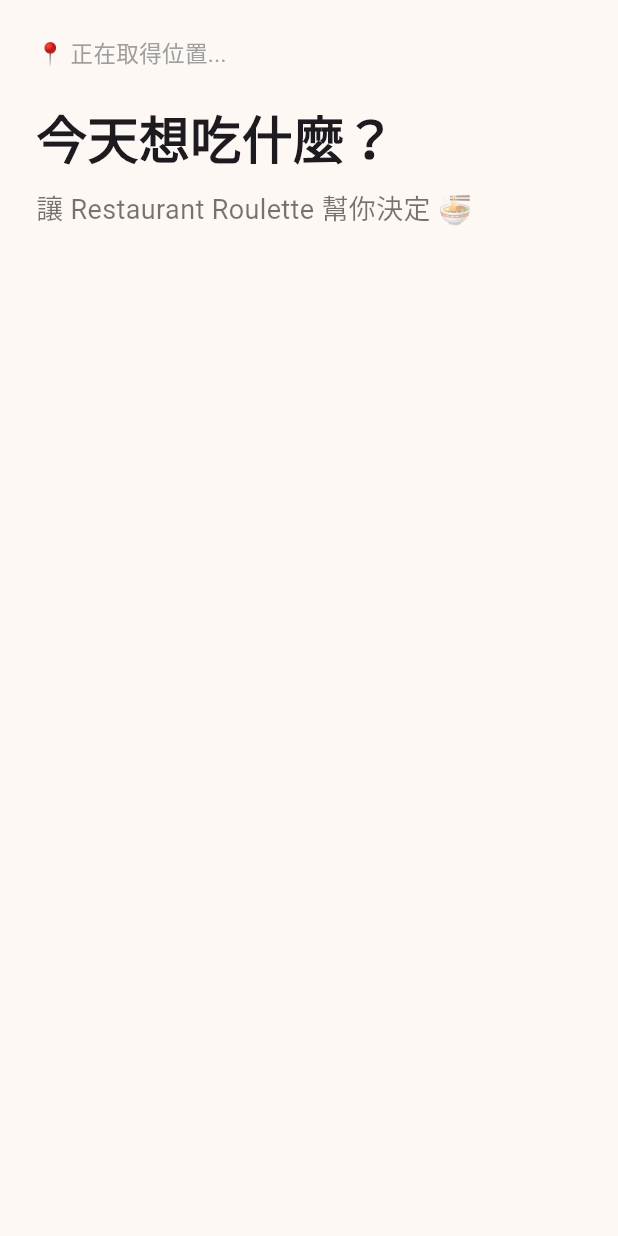
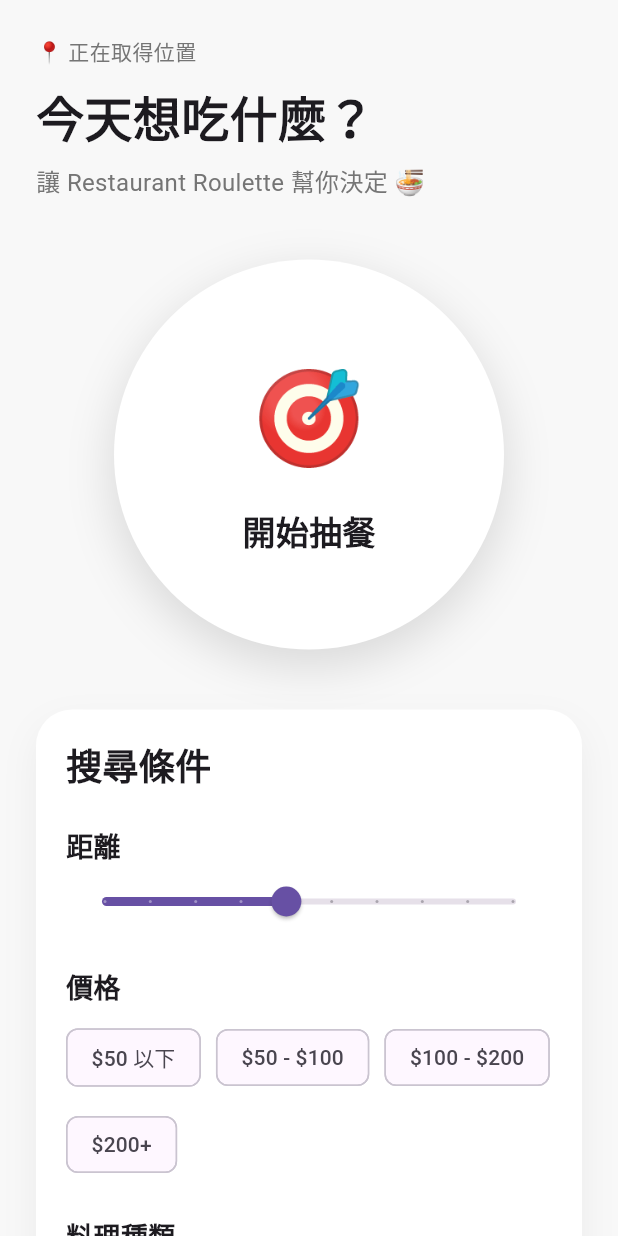
Before and after one commit to isaactth0584/restaurant_roulette, a Flutter app: the screen it shows after launch, on a phone screen of 412 x 824 dp. Run offline on Flutter 3.47's test engine with Material 3 defaults, Android fonts, the phone set to English and light mode, and no system bars; our stand-ins replace flutter_riverpod.

Commit message:
feat: implement random restaurant selection

```diff
--- /dev/null
+++ b/lib/features/home/controllers/home_controller.dart
@@ -0,0 +1,12 @@
+import 'dart:math';
+
+import '../../restaurant/data/restaurant_data.dart';
+import '../../restaurant/models/restaurant.dart';
+
+class HomeController {
+  final Random _random = Random();
+
+  Restaurant randomRestaurant() {
+    return restaurantList[_random.nextInt(restaurantList.length)];
+  }
+}
--- a/lib/features/home/pages/home_page.dart
+++ b/lib/features/home/pages/home_page.dart
@@ -1,44 +1,127 @@
 import 'package:flutter/material.dart';
 
-class HomePage extends StatelessWidget {
+import '../../restaurant/models/restaurant.dart';
+import '../controllers/home_controller.dart';
+import '../widgets/filter_section.dart';
+import '../widgets/header_section.dart';
+import '../widgets/start_button.dart';
+import '../widgets/wheel_section.dart';
+
+class HomePage extends StatefulWidget {
   const HomePage({super.key});
+
+  @override
+  State<HomePage> createState() => _HomePageState();
+}
+
+class _HomePageState extends State<HomePage> {
+  final HomeController _controller = HomeController();
+
+  Restaurant? _selectedRestaurant;
+
+  void _drawRestaurant() {
+    final restaurant = _controller.randomRestaurant();
+
+    setState(() {
+      _selectedRestaurant = restaurant;
+    });
+
+    showDialog(
+      context: context,
+      builder: (context) {
+        return AlertDialog(
+          title: const Text("🎉 抽餐結果"),
+          content: Column(
+            mainAxisSize: MainAxisSize.min,
+            crossAxisAlignment: CrossAxisAlignment.start,
+            children: [
+              Text(
+                restaurant.name,
+                style: const TextStyle(
+                  fontSize: 24,
+                  fontWeight: FontWeight.bold,
+                ),
+              ),
+              const SizedBox(height: 12),
+              Text("🍽️ 類型：${restaurant.category}"),
+              Text("⭐ 評分：${restaurant.rating}"),
+              Text("📍 地址：${restaurant.address}"),
+              Text("🚶 距離：${restaurant.distance} km"),
+              Text(
+                restaurant.isOpen ? "🟢 營業中" : "🔴 已打烊",
+              ),
+            ],
+          ),
+          actions: [
+            TextButton(
+              onPressed: () => Navigator.pop(context),
+              child: const Text("確定"),
+            ),
+          ],
+        );
+      },
+    );
+  }
 
   @override
   Widget build(BuildContext context) {
     return Scaffold(
-      backgroundColor: const Color(0xFFFDF8F3),
+      backgroundColor: const Color(0xFFF8F8F8),
       body: SafeArea(
-        child: Padding(
+        child: SingleChildScrollView(
           padding: const EdgeInsets.all(24),
           child: Column(
             crossAxisAlignment: CrossAxisAlignment.start,
             children: [
+              const HeaderSection(),
+              const SizedBox(height: 40),
+
+              const WheelSection(),
+              const SizedBox(height: 40),
+
+              FilterSection(),
+              const SizedBox(height: 40),
+
+              if (_selectedRestaurant != null)
+                Card(
+                  elevation: 0,
+                  color: Colors.white,
+                  shape: RoundedRectangleBorder(
+                    borderRadius: BorderRadius.circular(20),
+                  ),
+                  child: Padding(
+                    padding: const EdgeInsets.all(20),
+                    child: Column(
+                      crossAxisAlignment: CrossAxisAlignment.start,
+                      children: [
                         const Text(
-                "📍 正在取得位置...",
+                          "🎯 本次抽中",
                           style: TextStyle(
-                  fontSize: 15,
                             color: Colors.grey,
                           ),
                         ),
-
-              const SizedBox(height: 20),
-
-              const Text(
-                "今天想吃什麼？",
-                style: TextStyle(
-                  fontSize: 34,
+                        const SizedBox(height: 8),
+                        Text(
+                          _selectedRestaurant!.name,
+                          style: const TextStyle(
+                            fontSize: 26,
                             fontWeight: FontWeight.bold,
                           ),
                         ),
+                        const SizedBox(height: 10),
+                        Text("🍽️ ${_selectedRestaurant!.category}"),
+                        Text("⭐ ${_selectedRestaurant!.rating}"),
+                        Text("📍 ${_selectedRestaurant!.address}"),
+                      ],
+                    ),
+                  ),
+                ),
 
-              const SizedBox(height: 10),
+              if (_selectedRestaurant != null)
+                const SizedBox(height: 24),
 
-              const Text(
-                "讓 Restaurant Roulette 幫你決定 🍜",
-                style: TextStyle(
-                  fontSize: 18,
-                  color: Colors.black54,
-                ),
+              StartButton(
+                onPressed: _drawRestaurant,
               ),
             ],
           ),
--- /dev/null
+++ b/lib/features/home/widgets/bottom_nav_section.dart
@@ -0,0 +1,62 @@
+import 'package:flutter/material.dart';
+
+class BottomNavSection extends StatelessWidget {
+  const BottomNavSection({super.key});
+
+  @override
+  Widget build(BuildContext context) {
+    return Container(
+      height: 85,
+      decoration: const BoxDecoration(
+        color: Colors.white,
+        border: Border(
+          top: BorderSide(
+            color: Color(0xFFE5E5E5),
+          ),
+        ),
+      ),
+      child: Row(
+        mainAxisAlignment: MainAxisAlignment.spaceAround,
+        children: const [
+          _Item(Icons.home_rounded, "首頁", true),
+          _Item(Icons.favorite_outline, "收藏", false),
+          _Item(Icons.history, "紀錄", false),
+          _Item(Icons.settings_outlined, "設定", false),
+        ],
+      ),
+    );
+  }
+}
+
+class _Item extends StatelessWidget {
+  final IconData icon;
+  final String title;
+  final bool active;
+
+  const _Item(
+    this.icon,
+    this.title,
+    this.active,
+  );
+
+  @override
+  Widget build(BuildContext context) {
+    return Column(
+      mainAxisAlignment: MainAxisAlignment.center,
+      children: [
+        Icon(
+          icon,
+          color: active ? Colors.orange : Colors.grey,
+        ),
+        const SizedBox(height: 6),
+        Text(
+          title,
+          style: TextStyle(
+            color: active ? Colors.orange : Colors.grey,
+            fontSize: 12,
+          ),
+        )
+      ],
+    );
+  }
+}
--- /dev/null
+++ b/lib/features/home/widgets/filter_section.dart
@@ -0,0 +1,117 @@
+import 'package:flutter/material.dart';
+
+class FilterSection extends StatelessWidget {
+  const FilterSection({super.key});
+
+  @override
+  Widget build(BuildContext context) {
+    return Container(
+      padding: const EdgeInsets.all(20),
+      decoration: BoxDecoration(
+        color: Colors.white,
+        borderRadius: BorderRadius.circular(24),
+        boxShadow: [
+          BoxShadow(
+            color: Colors.black.withOpacity(0.05),
+            blurRadius: 20,
+            offset: const Offset(0, 10),
+          ),
+        ],
+      ),
+      child: Column(
+        crossAxisAlignment: CrossAxisAlignment.start,
+        children: [
+          const Text(
+            "搜尋條件",
+            style: TextStyle(
+              fontSize: 24,
+              fontWeight: FontWeight.bold,
+            ),
+          ),
+
+          const SizedBox(height: 24),
+
+          const Text(
+            "距離",
+            style: TextStyle(
+              fontSize: 18,
+              fontWeight: FontWeight.w600,
+            ),
+          ),
+
+          Slider(
+            value: 5,
+            min: 1,
+            max: 10,
+            divisions: 9,
+            label: "5 km",
+            onChanged: (_) {},
+          ),
+
+          const SizedBox(height: 20),
+
+          const Text(
+            "價格",
+            style: TextStyle(
+              fontSize: 18,
+              fontWeight: FontWeight.w600,
+            ),
+          ),
+
+          const SizedBox(height: 10),
+
+          Wrap(
+            spacing: 10,
+            runSpacing: 10,
+            children: const [
+              Chip(label: Text("\$50 以下")),
+              Chip(label: Text("\$50 - \$100")),
+              Chip(label: Text("\$100 - \$200")),
+              Chip(label: Text("\$200+")),
+            ],
+          ),
+
+          const SizedBox(height: 24),
+
+          const Text(
+            "料理種類",
+            style: TextStyle(
+              fontSize: 18,
+              fontWeight: FontWeight.w600,
+            ),
+          ),
+
+          const SizedBox(height: 12),
+
+          DropdownButtonFormField<String>(
+            decoration: InputDecoration(
+              border: OutlineInputBorder(
+                borderRadius: BorderRadius.circular(16),
+              ),
+            ),
+            value: "日式",
+            items: const [
+              DropdownMenuItem(
+                value: "日式",
+                child: Text("日式"),
+              ),
+              DropdownMenuItem(
+                value: "港式",
+                child: Text("港式"),
+              ),
+              DropdownMenuItem(
+                value: "韓式",
+                child: Text("韓式"),
+              ),
+              DropdownMenuItem(
+                value: "西餐",
+                child: Text("西餐"),
+              ),
+            ],
+            onChanged: (_) {},
+          ),
+        ],
+      ),
+    );
+  }
+}
--- /dev/null
+++ b/lib/features/home/widgets/header_section.dart
@@ -0,0 +1,41 @@
+import 'package:flutter/material.dart';
+
+class HeaderSection extends StatelessWidget {
+  const HeaderSection({super.key});
+
+  @override
+  Widget build(BuildContext context) {
+    return Column(
+      crossAxisAlignment: CrossAxisAlignment.start,
+      children: [
+        Text(
+          "📍 正在取得位置",
+          style: TextStyle(
+            color: Colors.grey.shade600,
+            fontSize: 14,
+          ),
+        ),
+
+        const SizedBox(height: 10),
+
+        const Text(
+          "今天想吃什麼？",
+          style: TextStyle(
+            fontSize: 32,
+            fontWeight: FontWeight.bold,
+          ),
+        ),
+
+        const SizedBox(height: 8),
+
+        Text(
+          "讓 Restaurant Roulette 幫你決定 🍜",
+          style: TextStyle(
+            color: Colors.grey.shade600,
+            fontSize: 16,
+          ),
+        ),
+      ],
+    );
+  }
+}
--- /dev/null
+++ b/lib/features/home/widgets/start_button.dart
@@ -0,0 +1,36 @@
+import 'package:flutter/material.dart';
+
+class StartButton extends StatelessWidget {
+  final VoidCallback onPressed;
+
+  const StartButton({
+    super.key,
+    required this.onPressed,
+  });
+
+  @override
+  Widget build(BuildContext context) {
+    return SizedBox(
+      width: double.infinity,
+      height: 60,
+      child: ElevatedButton(
+        onPressed: onPressed,
+        style: ElevatedButton.styleFrom(
+          backgroundColor: Colors.orange,
+          foregroundColor: Colors.white,
+          elevation: 0,
+          shape: RoundedRectangleBorder(
+            borderRadius: BorderRadius.circular(18),
+          ),
+        ),
+        child: const Text(
+          "🎲 開始抽餐",
+          style: TextStyle(
+            fontSize: 20,
+            fontWeight: FontWeight.bold,
+          ),
+        ),
+      ),
+    );
+  }
+}
--- /dev/null
+++ b/lib/features/home/widgets/wheel_section.dart
@@ -0,0 +1,44 @@
+import 'package:flutter/material.dart';
+
+class WheelSection extends StatelessWidget {
+  const WheelSection({super.key});
+
+  @override
+  Widget build(BuildContext context) {
+    return Center(
+      child: Container(
+        width: 260,
+        height: 260,
+        decoration: BoxDecoration(
+          color: Colors.white,
+          shape: BoxShape.circle,
+          boxShadow: const [
+            BoxShadow(
+              color: Colors.black12,
+              blurRadius: 25,
+              spreadRadius: 2,
+              offset: Offset(0, 10),
+            ),
+          ],
+        ),
+        child: const Column(
+          mainAxisAlignment: MainAxisAlignment.center,
+          children: [
+            Text(
+              "🎯",
+              style: TextStyle(fontSize: 60),
+            ),
+            SizedBox(height: 16),
+            Text(
+              "開始抽餐",
+              style: TextStyle(
+                fontSize: 22,
+                fontWeight: FontWeight.bold,
+              ),
+            ),
+          ],
+        ),
+      ),
+    );
+  }
+}
--- /dev/null
+++ b/lib/features/restaurant/data/restaurant_data.dart
@@ -0,0 +1,84 @@
+import '../models/restaurant.dart';
+
+const restaurantList = <Restaurant>[
+  Restaurant(
+    id: '1',
+    name: '壽司郎',
+    category: '日式',
+    address: '台北市信義區',
+    rating: 4.7,
+    priceLevel: 2,
+    distance: 0.4,
+    isOpen: true,
+  ),
+  Restaurant(
+    id: '2',
+    name: '藏壽司',
+    category: '日式',
+    address: '台北市大安區',
+    rating: 4.6,
+    priceLevel: 2,
+    distance: 0.8,
+    isOpen: true,
+  ),
+  Restaurant(
+    id: '3',
+    name: '鼎泰豐',
+    category: '中式',
+    address: '台北市信義區',
+    rating: 4.9,
+    priceLevel: 4,
+    distance: 1.2,
+    isOpen: true,
+  ),
+  Restaurant(
+    id: '4',
+    name: '麥當勞',
+    category: '速食',
+    address: '台北市中山區',
+    rating: 4.3,
+    priceLevel: 1,
+    distance: 0.3,
+    isOpen: true,
+  ),
+  Restaurant(
+    id: '5',
+    name: '摩斯漢堡',
+    category: '速食',
+    address: '台北市松山區',
+    rating: 4.5,
+    priceLevel: 1,
+    distance: 0.6,
+    isOpen: true,
+  ),
+  Restaurant(
+    id: '6',
+    name: '八方雲集',
+    category: '台式',
+    address: '台北市信義區',
+    rating: 4.2,
+    priceLevel: 1,
+    distance: 0.2,
+    isOpen: true,
+  ),
+  Restaurant(
+    id: '7',
+    name: '拉麵公子',
+    category: '日式',
+    address: '台北市大同區',
+    rating: 4.8,
+    priceLevel: 2,
+    distance: 1.0,
+    isOpen: false,
+  ),
+  Restaurant(
+    id: '8',
+    name: '韓食堂',
+    category: '韓式',
+    address: '台北市中正區',
+    rating: 4.4,
+    priceLevel: 2,
+    distance: 1.5,
+    isOpen: true,
+  ),
+];
--- /dev/null
+++ b/lib/features/restaurant/models/restaurant.dart
@@ -0,0 +1,21 @@
+class Restaurant {
+  final String id;
+  final String name;
+  final String category;
+  final String address;
+  final double rating;
+  final int priceLevel;
+  final double distance;
+  final bool isOpen;
+
+  const Restaurant({
+    required this.id,
+    required this.name,
+    required this.category,
+    required this.address,
+    required this.rating,
+    required this.priceLevel,
+    required this.distance,
+    required this.isOpen,
+  });
+}
```
Lines whose indentation alone changed are shown as unchanged.
